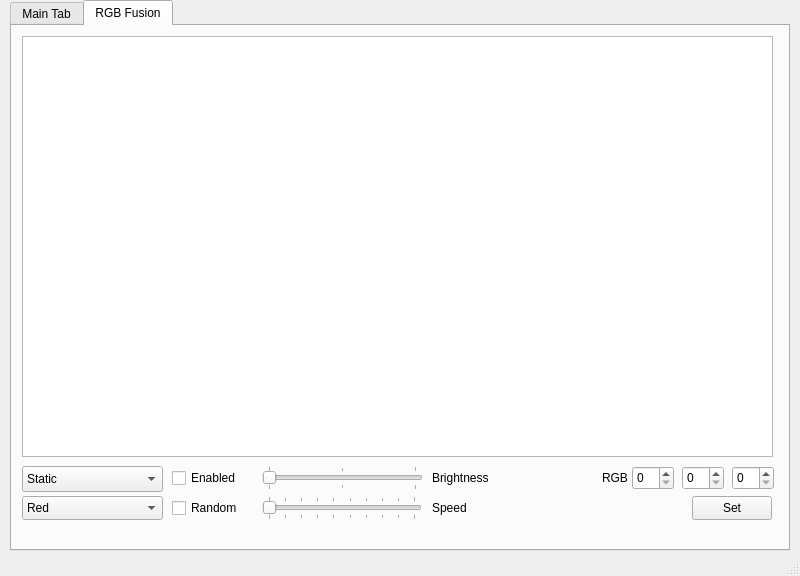
Above: src/mainwindow.ui from tangalbert919/AeroControlCenter before the change. Below: the same form after it.
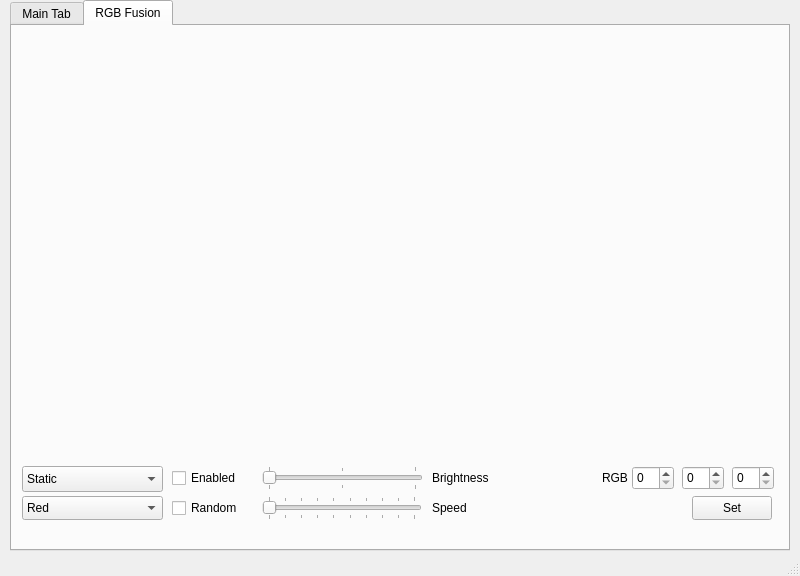
That is the form after the change.

Commit message:
Add custom graphics view to UI
The events in the default QGraphicsView class do nothing, which means
there is no interaction between the view and the scene. Because of this,
we will need to create a subclass of it and override the events.

While we do this, move RGB setup code into its own function in
MainWindow, and set the current tab to the main one every time the
application starts.

```diff
--- a/src/mainwindow.ui
+++ b/src/mainwindow.ui
@@ -436,16 +436,6 @@
        <string>Brightness</string>
       </property>
      </widget>
-     <widget class="QGraphicsView" name="rgbPreview">
-      <property name="geometry">
-       <rect>
-        <x>10</x>
-        <y>10</y>
-        <width>751</width>
-        <height>421</height>
-       </rect>
-      </property>
-     </widget>
      <widget class="QSlider" name="rgbSpeedSlider">
       <property name="geometry">
        <rect>
```
The commit also changes 5 other files.
